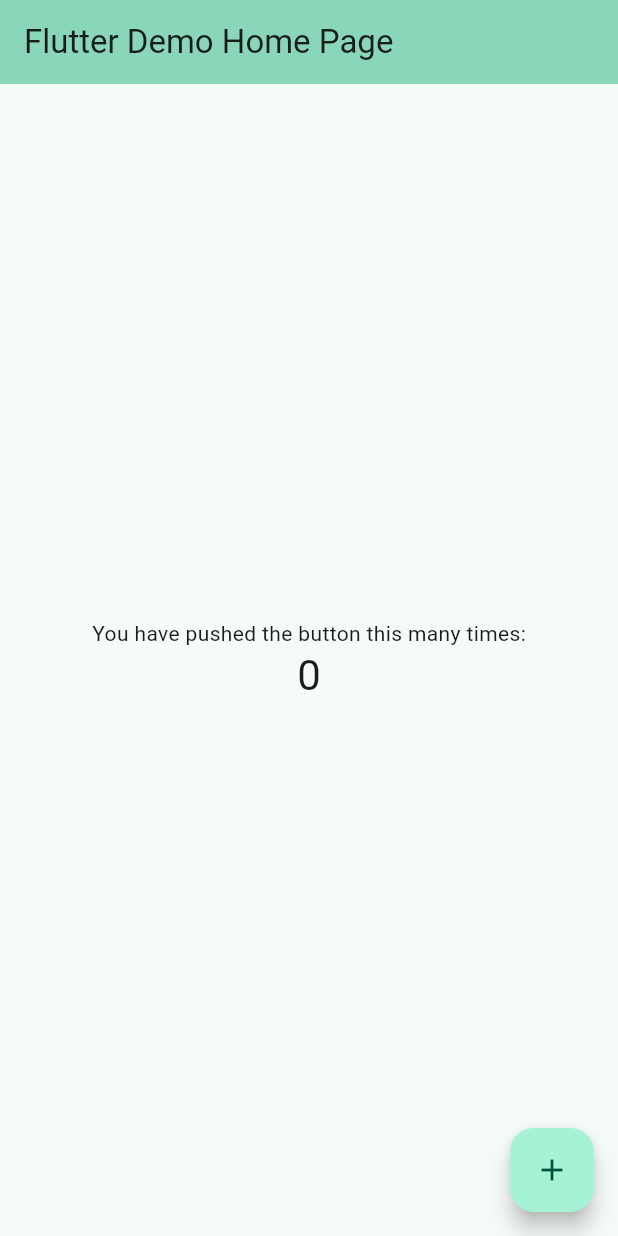
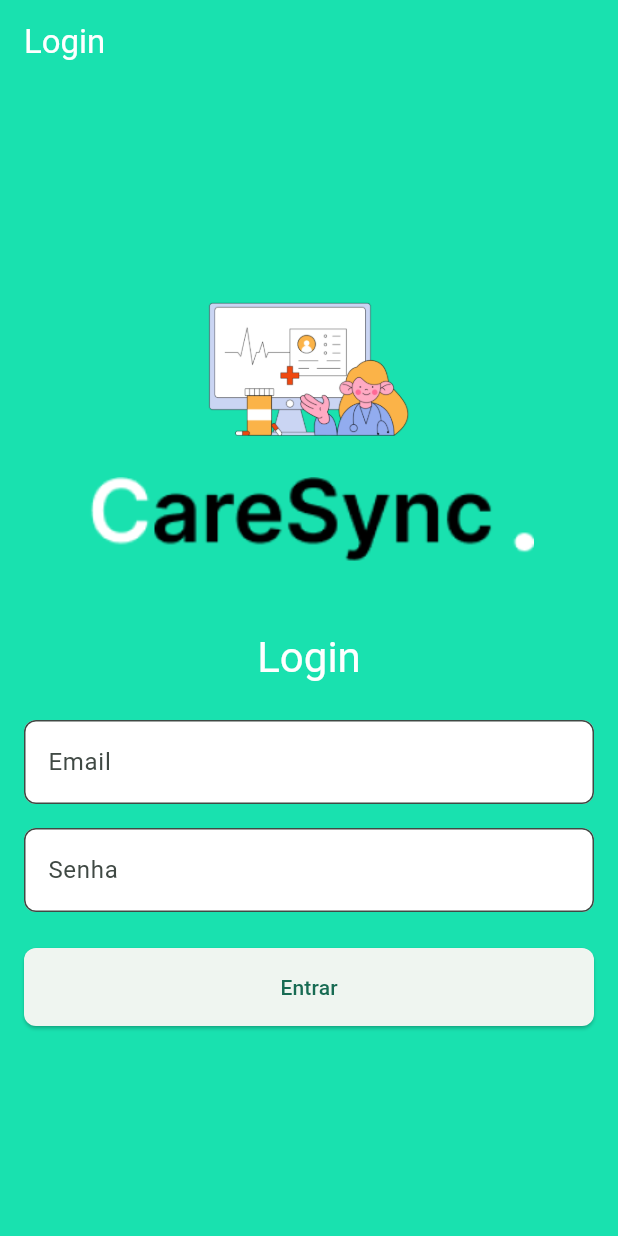
Before and after one commit to DeboraBorgesDev/careSyncApp, a Flutter app: the screen it shows after launch, on a phone screen of 412 x 824 dp. Run offline on Flutter 3.47's test engine with Material 3 defaults, Android fonts, the phone set to English and light mode, and no system bars.

Commit message:
criação da página de login

```diff
--- /dev/null
+++ b/lib/login/login.view.dart
@@ -0,0 +1,86 @@
+import 'package:flutter/material.dart';
+
+class Login extends StatelessWidget {
+  const Login({super.key});
+
+  @override
+  Widget build(BuildContext context) {
+    return Scaffold(
+      backgroundColor: Color.fromARGB(255, 25, 225, 175),
+      appBar: AppBar(
+        title: const Text('Login'),
+      ),
+      body: _body(context),
+    );
+  }
+
+  Widget _body(BuildContext context) {
+    return Center(
+      child: SingleChildScrollView(
+        padding: const EdgeInsets.all(16.0),
+        child: Column(
+          mainAxisAlignment: MainAxisAlignment.center,
+          crossAxisAlignment: CrossAxisAlignment.center,
+          children: [
+             Image.asset(
+              'assets/image1.png',
+              height: 100.0,
+            ),
+            Image.asset(
+              'assets/logo.png',
+              height: 100.0,
+            ),
+            const SizedBox(height: 24.0),
+            // Título Login
+            Text(
+              'Login',
+              style: Theme.of(context).textTheme.headline4?.copyWith(color: Colors.white),
+            ),
+            const SizedBox(height: 24.0),
+            // Campo de Email
+            TextField(
+              decoration: InputDecoration(
+                filled: true,
+                fillColor: Colors.white,
+                hintText: 'Email',
+                border: OutlineInputBorder(
+                  borderRadius: BorderRadius.circular(8.0),
+                ),
+              ),
+            ),
+            const SizedBox(height: 16.0),
+            // Campo de Senha
+            TextField(
+              obscureText: true,
+              decoration: InputDecoration(
+                filled: true,
+                fillColor: Colors.white,
+                hintText: 'Senha',
+                border: OutlineInputBorder(
+                  borderRadius: BorderRadius.circular(8.0),
+                ),
+              ),
+            ),
+            const SizedBox(height: 24.0),
+            // Botão de Entrar
+            SizedBox(
+              width: double.infinity,
+              child: ElevatedButton(
+                onPressed: () {
+                  // Lógica do botão de entrar
+                },
+                child: const Text('Entrar'),
+                style: ElevatedButton.styleFrom(
+                  padding: const EdgeInsets.symmetric(vertical: 16.0),
+                  shape: RoundedRectangleBorder(
+                  borderRadius: BorderRadius.circular(8.0),
+                  ),
+                ),
+              ),
+            ),
+          ],
+        ),
+      ),
+    );
+  }
+}
--- a/lib/main.dart
+++ b/lib/main.dart
@@ -1,3 +1,4 @@
+import 'package:caresync/login/login.view.dart';
 import 'package:flutter/material.dart';
 
 void main() {
@@ -6,120 +7,20 @@ void main() {
 
 class MyApp extends StatelessWidget {
   const MyApp({super.key});
-
-  // This widget is the root of your application.
   @override
   Widget build(BuildContext context) {
     return MaterialApp(
+      debugShowCheckedModeBanner: false,
       title: 'Flutter Demo',
       theme: ThemeData(
-        // This is the theme of your application.
-        //
-        // TRY THIS: Try running your application with "flutter run". You'll see
-        // the application has a purple toolbar. Then, without quitting the app,
-        // try changing the seedColor in the colorScheme below to Colors.green
-        // and then invoke "hot reload" (save your changes or press the "hot
-        // reload" button in a Flutter-supported IDE, or press "r" if you used
-        // the command line to start the app).
-        //
-        // Notice that the counter didn't reset back to zero; the application
-        // state is not lost during the reload. To reset the state, use hot
-        // restart instead.
-        //
-        // This works for code too, not just values: Most code changes can be
-        // tested with just a hot reload.
         colorScheme: ColorScheme.fromSeed(seedColor: Color.fromARGB(255, 25, 225, 175)),
         useMaterial3: true,
+        appBarTheme: const AppBarTheme(
+          backgroundColor: Color.fromARGB(255, 25, 225, 175), // Define a cor do AppBar explicitamente
+          foregroundColor: Colors.white, // Define a cor do texto e dos ícones do AppBar
+        ),
       ),
-      home: const MyHomePage(title: 'Flutter Demo Home Page'),
+      home: const Login(),
     );
   }
 }
-
-class MyHomePage extends StatefulWidget {
-  const MyHomePage({super.key, required this.title});
-
-  // This widget is the home page of your application. It is stateful, meaning
-  // that it has a State object (defined below) that contains fields that affect
-  // how it looks.
-
-  // This class is the configuration for the state. It holds the values (in this
-  // case the title) provided by the parent (in this case the App widget) and
-  // used by the build method of the State. Fields in a Widget subclass are
-  // always marked "final".
-
-  final String title;
-
-  @override
-  State<MyHomePage> createState() => _MyHomePageState();
-}
-
-class _MyHomePageState extends State<MyHomePage> {
-  int _counter = 0;
-
-  void _incrementCounter() {
-    setState(() {
-      // This call to setState tells the Flutter framework that something has
-      // changed in this State, which causes it to rerun the build method below
-      // so that the display can reflect the updated values. If we changed
-      // _counter without calling setState(), then the build method would not be
-      // called again, and so nothing would appear to happen.
-      _counter++;
-    });
-  }
-
-  @override
-  Widget build(BuildContext context) {
-    // This method is rerun every time setState is called, for instance as done
-    // by the _incrementCounter method above.
-    //
-    // The Flutter framework has been optimized to make rerunning build methods
-    // fast, so that you can just rebuild anything that needs updating rather
-    // than having to individually change instances of widgets.
-    return Scaffold(
-      appBar: AppBar(
-        // TRY THIS: Try changing the color here to a specific color (to
-        // Colors.amber, perhaps?) and trigger a hot reload to see the AppBar
-        // change color while the other colors stay the same.
-        backgroundColor: Theme.of(context).colorScheme.inversePrimary,
-        // Here we take the value from the MyHomePage object that was created by
-        // the App.build method, and use it to set our appbar title.
-        title: Text(widget.title),
-      ),
-      body: Center(
-        // Center is a layout widget. It takes a single child and positions it
-        // in the middle of the parent.
-        child: Column(
-          // Column is also a layout widget. It takes a list of children and
-          // arranges them vertically. By default, it sizes itself to fit its
-          // children horizontally, and tries to be as tall as its parent.
-          //
-          // Column has various properties to control how it sizes itself and
-          // how it positions its children. Here we use mainAxisAlignment to
-          // center the children vertically; the main axis here is the vertical
-          // axis because Columns are vertical (the cross axis would be
-          // horizontal).
-          //
-          // TRY THIS: Invoke "debug painting" (choose the "Toggle Debug Paint"
-          // action in the IDE, or press "p" in the console), to see the
-          // wireframe for each widget.
-          mainAxisAlignment: MainAxisAlignment.center,
-          children: <Widget>[
-            const Text(
-              'You have pushed the button this many times:',
-            ),
-            Text(
-              '$_counter',
-              style: Theme.of(context).textTheme.headlineMedium,
-            ),
-          ],
-        ),
-      ),
-      floatingActionButton: FloatingActionButton(
-        onPressed: _incrementCounter,
-        tooltip: 'Increment',
-        child: const Icon(Icons.add),
-      ), // This trailing comma makes auto-formatting nicer for build methods.
-    );
-  }
-}
--- a/pubspec.yaml
+++ b/pubspec.yaml
@@ -59,9 +59,9 @@ flutter:
   uses-material-design: true
 
   # To add assets to your application, add an assets section, like this:
-  # assets:
-  #   - images/a_dot_burr.jpeg
-  #   - images/a_dot_ham.jpeg
+  assets:
+    - assets/logo.png
+    - assets/image1.png
 
   # An image asset can refer to one or more resolution-specific "variants", see
   # https://flutter.dev/assets-and-images/#resolution-aware
```
Also changed, not shown: assets/image1.png (added), assets/logo.png (added), lib/home/home.view.dart (added).
